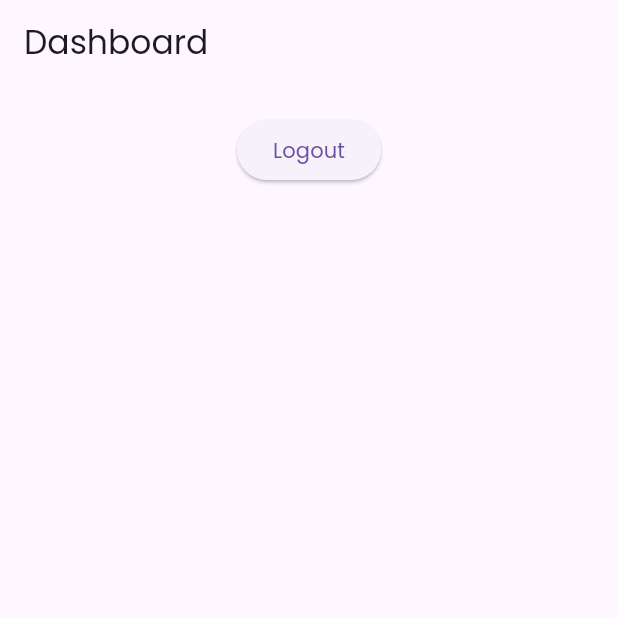
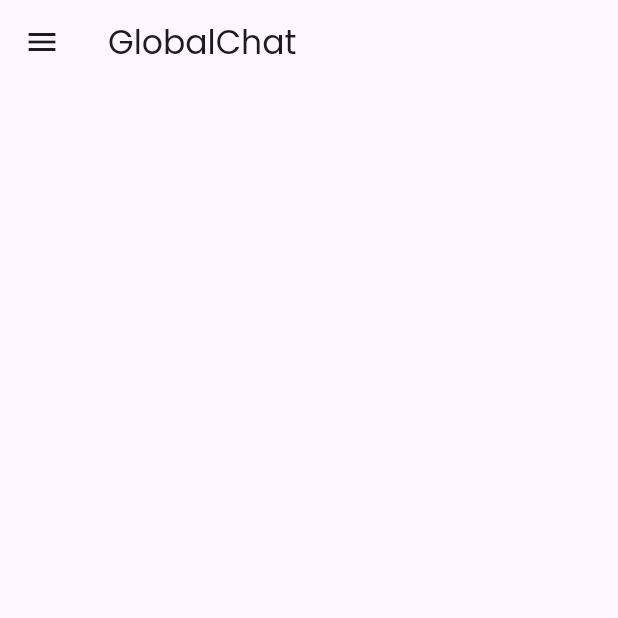
Before and after one commit to godgiftedboy/GlobalChat-app-Flutter-, a Flutter app: the DashboardScreen screen opened directly, on a phone screen of 412 x 824 dp, the top half of it. Run offline on Flutter 3.47's test engine with Material 3 defaults, Android fonts, the phone set to English and light mode, and no system bars; our stand-ins replace cloud_firestore, firebase_auth, firebase_core, firebase_messaging; accounts and stored records are empty.

```diff
--- a/lib/screens/dashboard_screen.dart
+++ b/lib/screens/dashboard_screen.dart
@@ -1,5 +1,6 @@
 import 'package:firebase_auth/firebase_auth.dart';
 import 'package:flutter/material.dart';
+import 'package:globalchat/screens/profile_screen.dart';
 import 'package:globalchat/screens/splash_screen.dart';
 
 class DashboardScreen extends StatefulWidget {
@@ -15,24 +16,47 @@ class _DashboardScreenState extends State<DashboardScreen> {
   Widget build(BuildContext context) {
     return Scaffold(
       appBar: AppBar(
-        title: Text("Dashboard"),
+        title: Text("GlobalChat"),
+      ),
+      drawer: Drawer(
+        child: Container(
+          child: Column(
+            children: [
+              SizedBox(height: 20),
+              ListTile(
+                onTap: () async {
+                  Navigator.push(
+                    context,
+                    MaterialPageRoute(builder: (context) {
+                      return ProfileScreen();
+                    }),
+                  );
+                },
+                leading: Icon(Icons.person),
+                title: Text("Profile"),
+              ),
+              ListTile(
+                onTap: () async {
+                  await FirebaseAuth.instance.signOut();
+                  Navigator.pushAndRemoveUntil(context,
+                      MaterialPageRoute(builder: (context) {
+                    return SplashScreen();
+                  }), (route) {
+                    return false;
+                  });
+                },
+                leading: Icon(Icons.logout),
+                title: Text("Logout"),
+              ),
+            ],
+          ),
+        ),
       ),
       body: Column(
         children: [
           Center(
             child: Text(user?.email ?? "".toString()),
           ),
-          ElevatedButton(
-              onPressed: () async {
-                await FirebaseAuth.instance.signOut();
-                Navigator.pushAndRemoveUntil(context,
-                    MaterialPageRoute(builder: (context) {
-                  return SplashScreen();
-                }), (route) {
-                  return false;
-                });
-              },
-              child: Text("Logout"))
         ],
       ),
     );
--- a/lib/screens/login_screen.dart
+++ b/lib/screens/login_screen.dart
@@ -44,6 +44,7 @@ class _LoginScreenState extends State<LoginScreen> {
                   if (value == null || value.isEmpty) {
                     return "Email is required";
                   }
+                  return null;
                 },
               ),
               SizedBox(height: 20),
@@ -60,6 +61,7 @@ class _LoginScreenState extends State<LoginScreen> {
                   if (value == null || value.isEmpty) {
                     return "Password is required";
                   }
+                  return null;
                 },
               ),
               SizedBox(height: 20),
--- a/pubspec.yaml
+++ b/pubspec.yaml
@@ -37,6 +37,7 @@ dependencies:
   firebase_core: ^2.27.0
   firebase_messaging: ^14.7.19
   firebase_auth: ^4.17.8
+  cloud_firestore: ^4.15.8
 
 dev_dependencies:
   flutter_test:
```
Also changed, not shown: lib/controlllers/signup_controller.dart (+16 -0 lines), lib/screens/profile_screen.dart (added, +50 -0 lines), lib/screens/sigup_screen.dart (+45 -2 lines), pubspec.lock, 5 other files.
